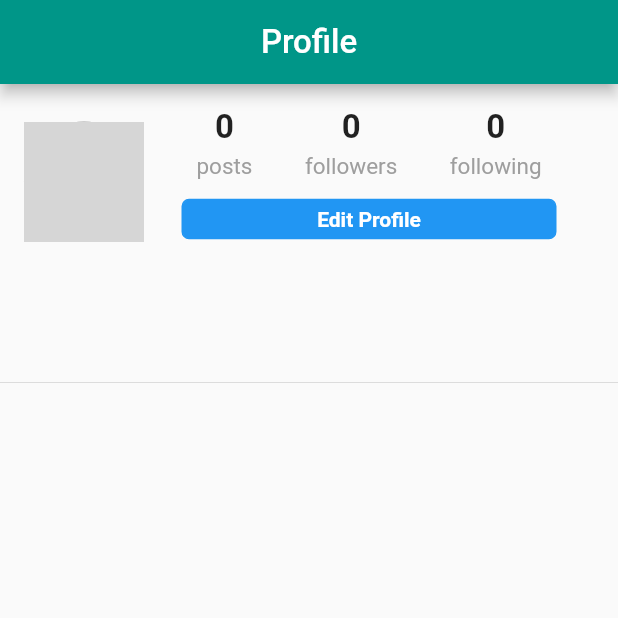
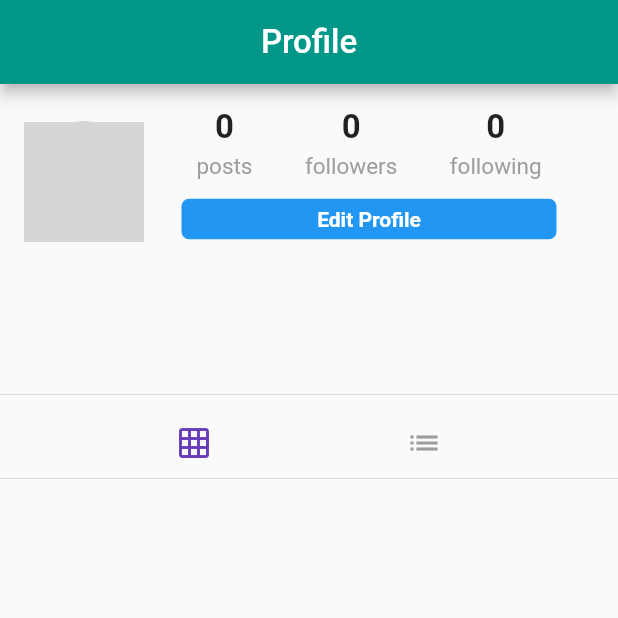
Before and after one commit to Vitaly-V/flutter_share, a Flutter app: the Profile screen opened directly, on a phone screen of 412 x 824 dp, the top half of it. Run offline on Flutter 3.47's test engine with Material 2 defaults, Android fonts, the phone set to English and light mode, and no system bars; our stand-ins replace cached_network_image, cloud_firestore, firebase_storage, flutter_svg, geolocator, google_sign_in and 1 more; accounts and stored records are empty; network calls fail; grey boxes are pictures that could not be loaded.

Commit message:
Add posts grid

```diff
--- a/lib/pages/post.dart
+++ b/lib/pages/post.dart
@@ -1,6 +1,7 @@
 import 'package:cached_network_image/cached_network_image.dart';
 import 'package:cloud_firestore/cloud_firestore.dart';
 import 'package:flutter/material.dart';
+import 'package:fluttershare/widgets/custom_image.dart';
 
 import '../models/post.dart' as post_model;
 import '../models/user.dart';
@@ -59,7 +60,7 @@ class Post extends StatelessWidget {
       onDoubleTap: () => print('liking post'),
       child: Stack(
         alignment: Alignment.center,
-        children: <Widget>[Image.network(post.mediaUrl)],
+        children: <Widget>[cachedNetworkImage(post.mediaUrl)],
       ),
     );
   }
--- a/lib/pages/profile.dart
+++ b/lib/pages/profile.dart
@@ -5,6 +5,7 @@ import 'package:flutter/material.dart';
 import '../models/post.dart' as post_model;
 import '../models/user.dart';
 import '../widgets/header.dart';
+import '../widgets/post_tile.dart';
 import '../widgets/progress.dart';
 import 'edit_profile.dart';
 import 'home.dart';
@@ -21,9 +22,10 @@ class Profile extends StatefulWidget {
 
 class _ProfileState extends State<Profile> {
   final String currentUserId = currentUser?.id;
+  bool isGridOrientation = true;
   bool isLoading = false;
   int postCount = 0;
-  List<Post> posts;
+  List<post_model.Post> posts;
 
   @override
   void initState() {
@@ -44,7 +46,7 @@ class _ProfileState extends State<Profile> {
       isLoading = false;
       postCount = snapshot.documents.length;
       posts = snapshot.documents
-          .map((doc) => Post(post_model.Post.fromDocument(doc)))
+          .map((doc) => post_model.Post.fromDocument(doc))
           .toList();
     });
   }
@@ -120,9 +122,25 @@ class _ProfileState extends State<Profile> {
     if (isLoading) {
       return circularProgress();
     }
-    return Column(
-      children: posts,
-    );
+    if (isGridOrientation) {
+      final List<GridTile> gridTiles = [];
+      posts.forEach((post_model.Post post) {
+        gridTiles.add(GridTile(child: PostTile(post)));
+      });
+      return GridView.count(
+        crossAxisCount: 3,
+        childAspectRatio: 1,
+        mainAxisSpacing: 1.5,
+        crossAxisSpacing: 1.5,
+        shrinkWrap: true,
+        physics: const NeverScrollableScrollPhysics(),
+        children: gridTiles,
+      );
+    } else {
+      return Column(
+        children: posts.map((post_model.Post post) => Post(post)).toList(),
+      );
+    }
   }
 
   Widget buildProfileHeader() {
@@ -210,6 +228,38 @@ class _ProfileState extends State<Profile> {
     );
   }
 
+  void togglePostOrientation() {
+    setState(() {
+      isGridOrientation = !isGridOrientation;
+    });
+  }
+
+  Widget buildTogglePostOrientation() {
+    return Row(
+      mainAxisAlignment: MainAxisAlignment.spaceEvenly,
+      children: <Widget>[
+        IconButton(
+          icon: Icon(
+            Icons.grid_on,
+            color: isGridOrientation
+                ? Theme.of(context).primaryColor
+                : Colors.grey,
+          ),
+          onPressed: togglePostOrientation,
+        ),
+        IconButton(
+          icon: Icon(
+            Icons.list,
+            color: isGridOrientation
+                ? Colors.grey
+                : Theme.of(context).primaryColor,
+          ),
+          onPressed: togglePostOrientation,
+        ),
+      ],
+    );
+  }
+
   @override
   Widget build(BuildContext context) {
     return Scaffold(
@@ -217,6 +267,8 @@ class _ProfileState extends State<Profile> {
       body: ListView(
         children: <Widget>[
           buildProfileHeader(),
+          const Divider(),
+          buildTogglePostOrientation(),
           const Divider(
             height: 0,
           ),
```
Also changed, not shown: lib/widgets/custom_image.dart (+11 -1 lines), lib/widgets/post_tile.dart (+11 -1 lines), 1 other file.
